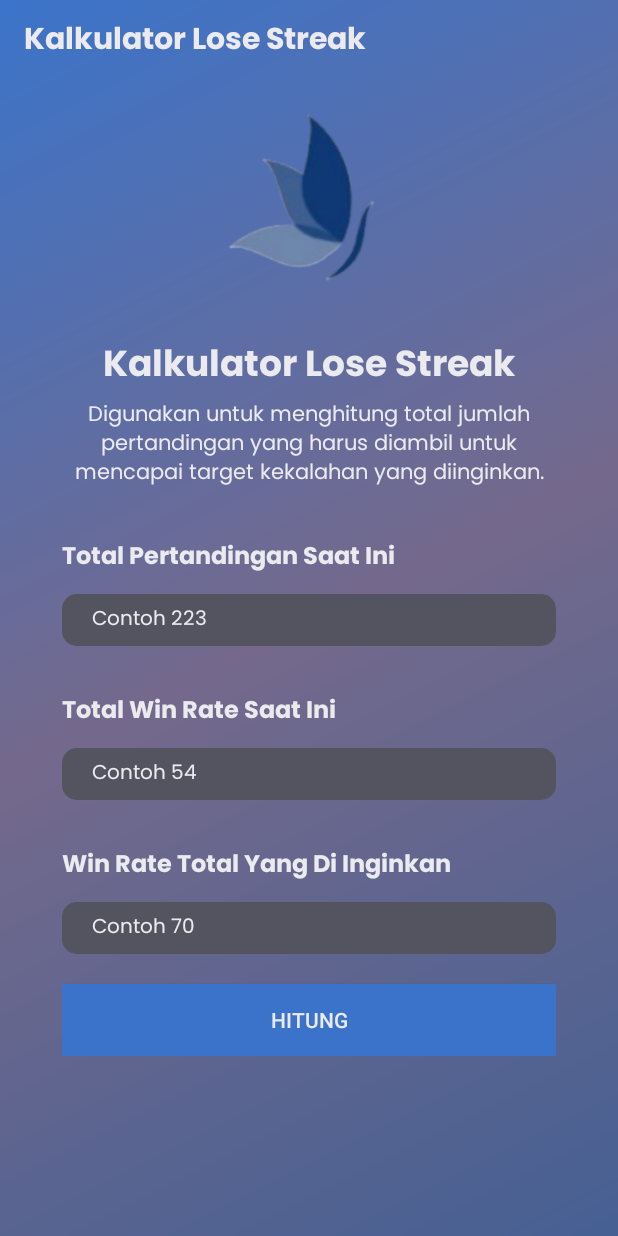
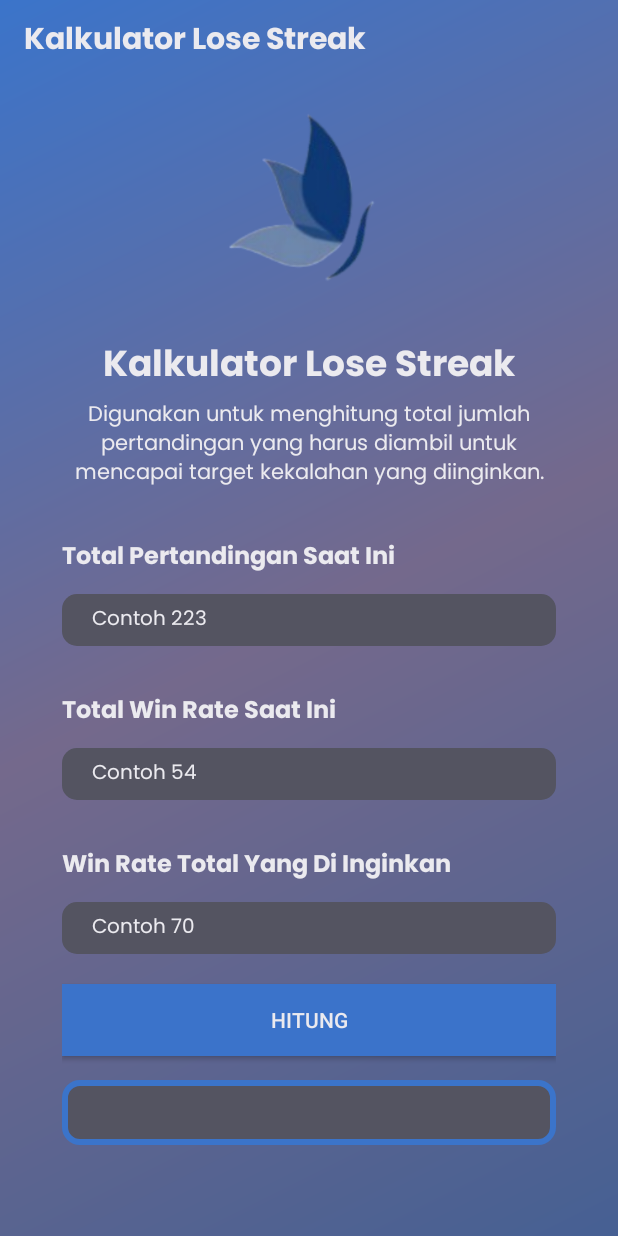
Before and after one commit to Mikaelazzz/Neoz, an Android app: the layout activity_lose.xml on its own in the app's theme, with its tools: preview values and no code run, on a phone screen of 412 x 824 dp. Run offline under Robolectric (Android 15) with nearby library versions, the phone set to English and light mode, and no system bars.

Commit message:
Update activity_lose.xml

```diff
--- a/app/src/main/res/layout/activity_lose.xml
+++ b/app/src/main/res/layout/activity_lose.xml
@@ -175,6 +175,16 @@
             android:text="Hitung"
             android:textColor="@color/font"
             android:layout_marginTop="20dp"/>
+
+        <TextView
+            android:id="@+id/result_text"
+            android:layout_width="match_parent"
+            android:layout_height="wrap_content"
+            android:layout_marginTop="16dp"
+            android:background="@drawable/btnsum"
+            android:padding="12dp"
+            android:textAlignment="center"
+            android:textColor="@color/font"/>
     </LinearLayout>
 
 </androidx.constraintlayout.widget.ConstraintLayout>
```
